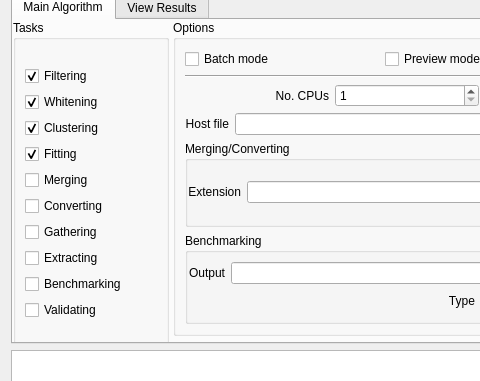
First picture: the form in circus/qt_GUI/qt_launcher.ui, repository spyking-circus/spyking-circus, before the edit; both pictures show x 0 to 480 and y 138 to 519 of the 800 by 863 pixel window.
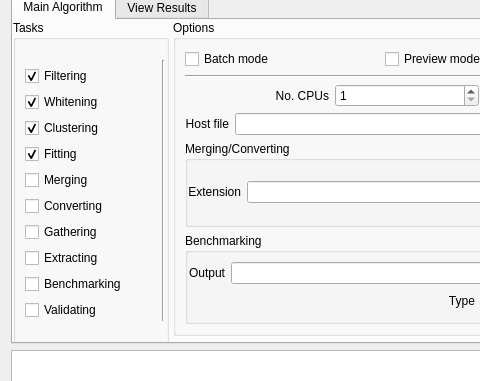
Second picture: the form after the edit. Icons and pictures are not drawn.

What changed in the file:
```diff
--- a/circus/qt_GUI/qt_launcher.ui
+++ b/circus/qt_GUI/qt_launcher.ui
@@ -520,6 +520,19 @@
              </item>
             </layout>
            </widget>
+           <widget class="Line" name="line">
+            <property name="geometry">
+             <rect>
+              <x>140</x>
+              <y>40</y>
+              <width>20</width>
+              <height>261</height>
+             </rect>
+            </property>
+            <property name="orientation">
+             <enum>Qt::Vertical</enum>
+            </property>
+           </widget>
           </widget>
           <widget class="QWidget" name="tab_2">
            <attribute name="title">
```
